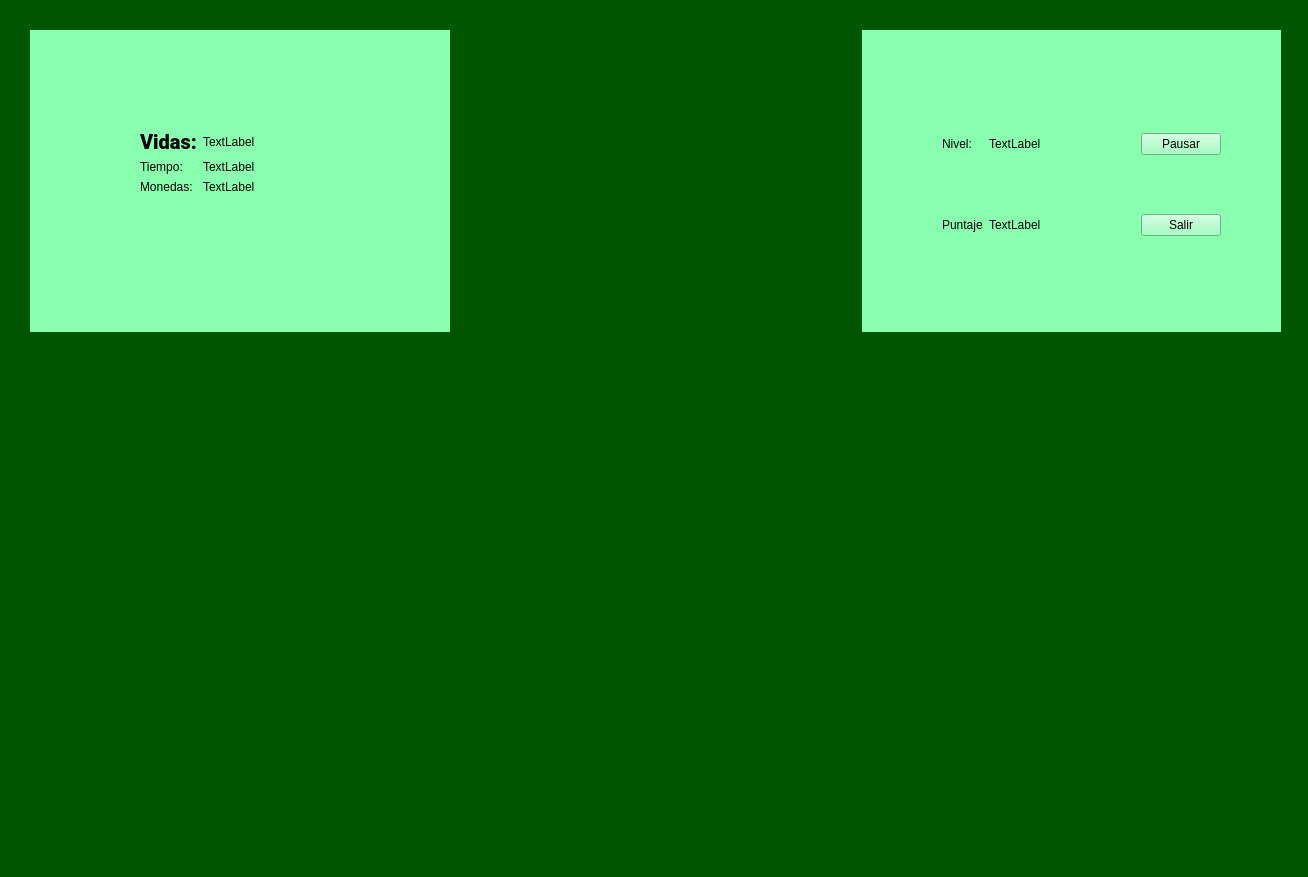
Old version of the form Tareas/T2/ventanas/juego.ui in the repository agucova/IIC2233.
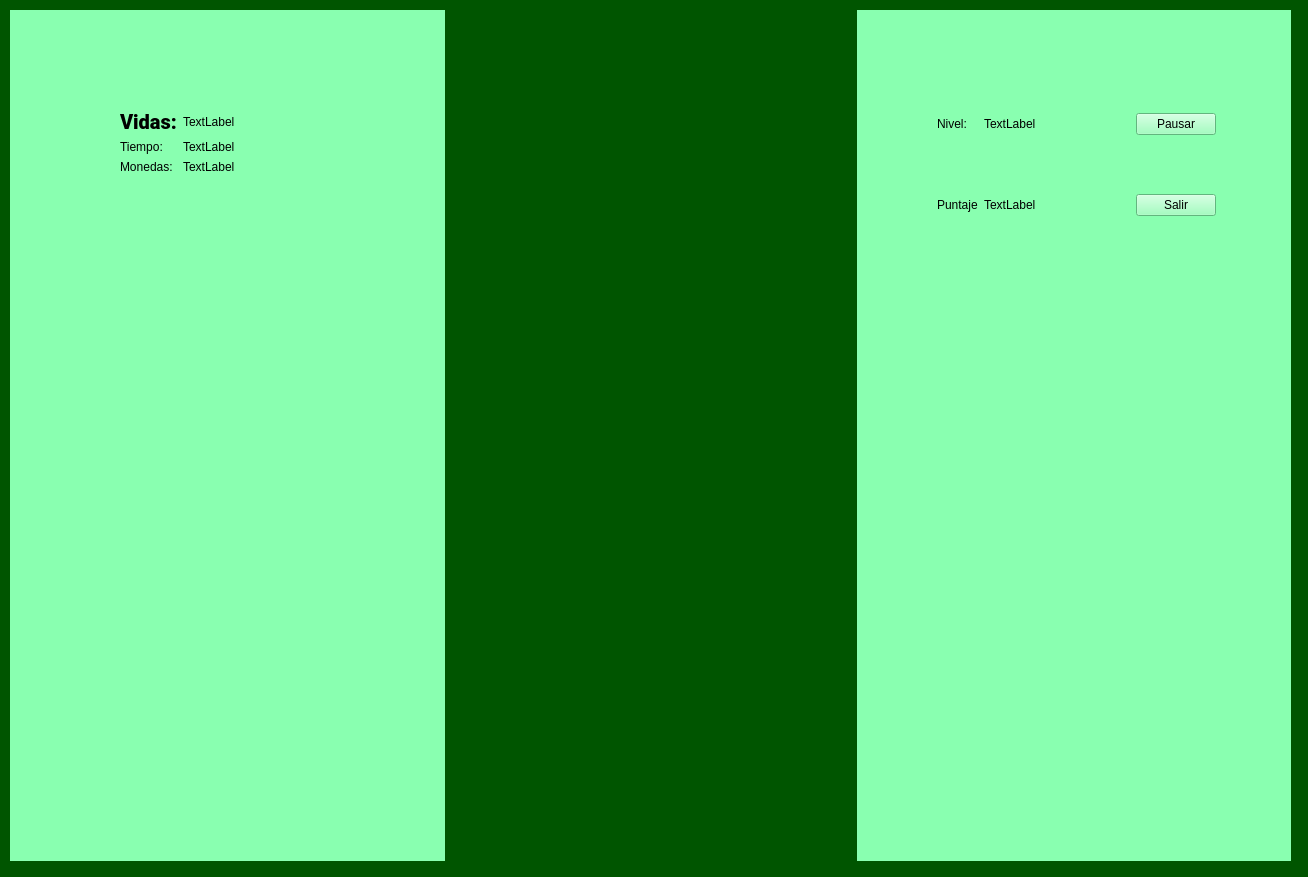
New version of the form. Icons and pictures are not drawn.

Commit message: t2: significant progress on drawing canvas

```diff
--- a/Tareas/T2/ventanas/juego.ui
+++ b/Tareas/T2/ventanas/juego.ui
@@ -38,12 +38,14 @@
    <widget class="QWidget" name="horizontalLayoutWidget">
     <property name="geometry">
      <rect>
-      <x>30</x>
-      <y>30</y>
-      <width>1251</width>
-      <height>302</height>
+      <x>10</x>
+      <y>10</y>
+      <width>1281</width>
+      <height>851</height>
      </rect>
     </property>
+    <layout class="QVBoxLayout" name="main_layout">
+     <item>
     <layout class="QHBoxLayout" name="horizontalLayout">
      <item>
       <widget class="QWidget" name="display1" native="true">
@@ -233,6 +235,11 @@
         </layout>
        </widget>
       </widget>
+       </item>
+      </layout>
+     </item>
+     <item>
+      <layout class="QHBoxLayout" name="layout_view"/>
      </item>
     </layout>
    </widget>
```
Left out of the diff: 2 changed lines with no effect on the pictures. Lines whose indentation alone changed are shown as unchanged. The commit also changes 2 other files.
